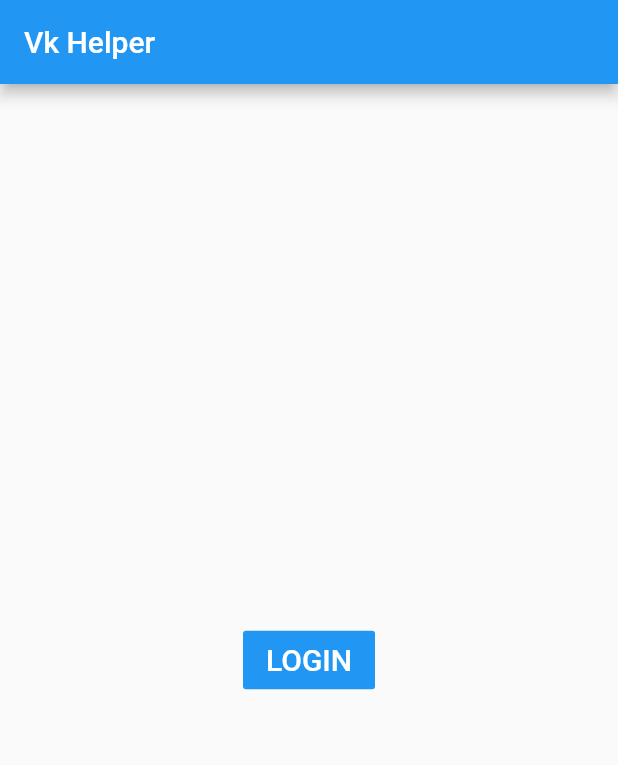
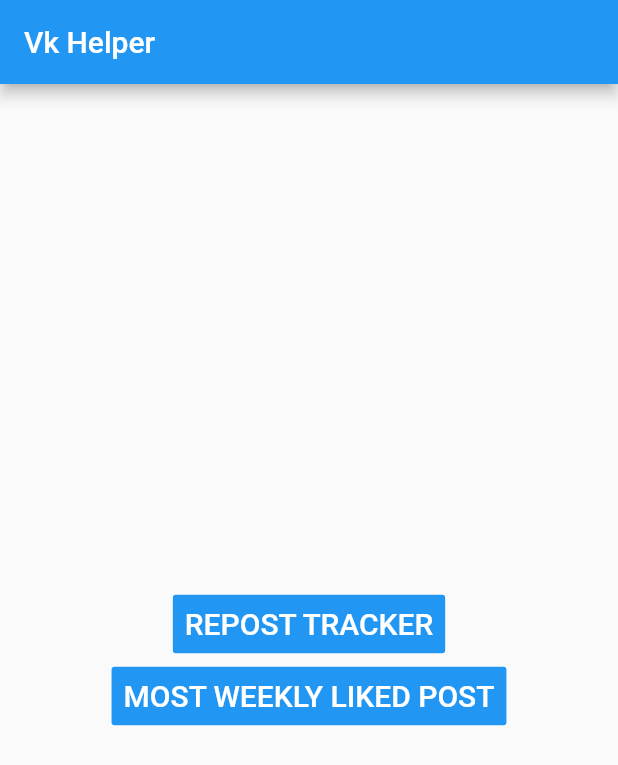
Before and after one commit to gettmure/vkapi_flutter_app, a Flutter app: the screen it shows after launch, on a phone screen of 412 x 824 dp. Shown: the top 765 px of the screen. Run offline on Flutter 3.47's test engine with Material 2 defaults, Android fonts, the phone set to English and light mode, and no system bars; missing offline and left inert: flutter_vk_sdk, vkio.

Commit message:
save commit

```diff
--- a/vkapi_flutter_app/lib/main.dart
+++ b/vkapi_flutter_app/lib/main.dart
@@ -1,5 +1,5 @@
-import 'package:flutter_vk_sdk/models/vk_access_token.dart';
-import 'package:vkapi_flutter_app/RepostTrackerLayout.dart';
+import 'package:vkapi_flutter_app/MostWeeklyLikedPost.dart';
+import 'package:vkapi_flutter_app/RepostTracker.dart';
 import 'package:flutter/material.dart';
 import 'package:flutter_vk_sdk/flutter_vk_sdk.dart';
 
@@ -31,42 +31,37 @@ class BodyWidgetState extends State<BodyWidget>  {
         title: Text('Vk Helper'),
       ),
       body: Center(
-          child: FlatButton(
+        child: Container(
+          child: Column(
+            mainAxisAlignment: MainAxisAlignment.center,
+            crossAxisAlignment: CrossAxisAlignment.center,
+            children: <Widget>[
+              FlatButton(
                 color: Colors.blue,
                 textColor: Colors.white,
                 padding: EdgeInsets.all(8.0),
                 splashColor: Colors.blueAccent,
-            onPressed: () => Navigator.push(context, MaterialPageRoute(builder: (context) => RepostTrackerLayout())),
+                onPressed: () => Navigator.push(context, MaterialPageRoute(builder: (context) => RepostTracker())),
                 child: Text(
-              "LOGIN",
+                  "REPOST TRACKER",
                   style: TextStyle(fontSize: 20.0),
                 ),
+              ),
+              FlatButton(
+                color: Colors.blue,
+                textColor: Colors.white,
+                padding: EdgeInsets.all(8.0),
+                splashColor: Colors.blueAccent,
+                onPressed: () => Navigator.push(context, MaterialPageRoute(builder: (context) => MostWeeklyLikedPost())),
+                child: Text(
+                  "MOST WEEKLY LIKED POST",
+                  style: TextStyle(fontSize: 20.0),
+                ),
+              ),
+            ],
+          )
         )
       ),
     );
   }
 }
-
-//class Login extends StatelessWidget {
-//  @override
-//  Widget build(BuildContext context) {
-//    return Scaffold(
-//      appBar: AppBar(
-//        title: Text('Vk Helper'),
-//      ),
-//      body: Center(
-//          child: FlatButton(
-//            color: Colors.blue,
-//            textColor: Colors.white,
-//            padding: EdgeInsets.all(8.0),
-//            splashColor: Colors.blueAccent,
-//            onPressed: () => {},
-//            child: Text(
-//              "LOGIN",
-//              style: TextStyle(fontSize: 20.0),
-//            ),
-//          )
-//      ),
-//    );
-//  }
-//}
```
Also changed, not shown: vkapi_flutter_app/lib/MostWeeklyLikedPost.dart (added, +80 -0 lines), vkapi_flutter_app/lib/PostData.dart (added, +12 -0 lines), vkapi_flutter_app/lib/RepostTracker.dart (renamed from vkapi_flutter_app/lib/RepostTrackerLayout.dart, +9 -5 lines). Lines whose indentation alone changed are shown as unchanged.
